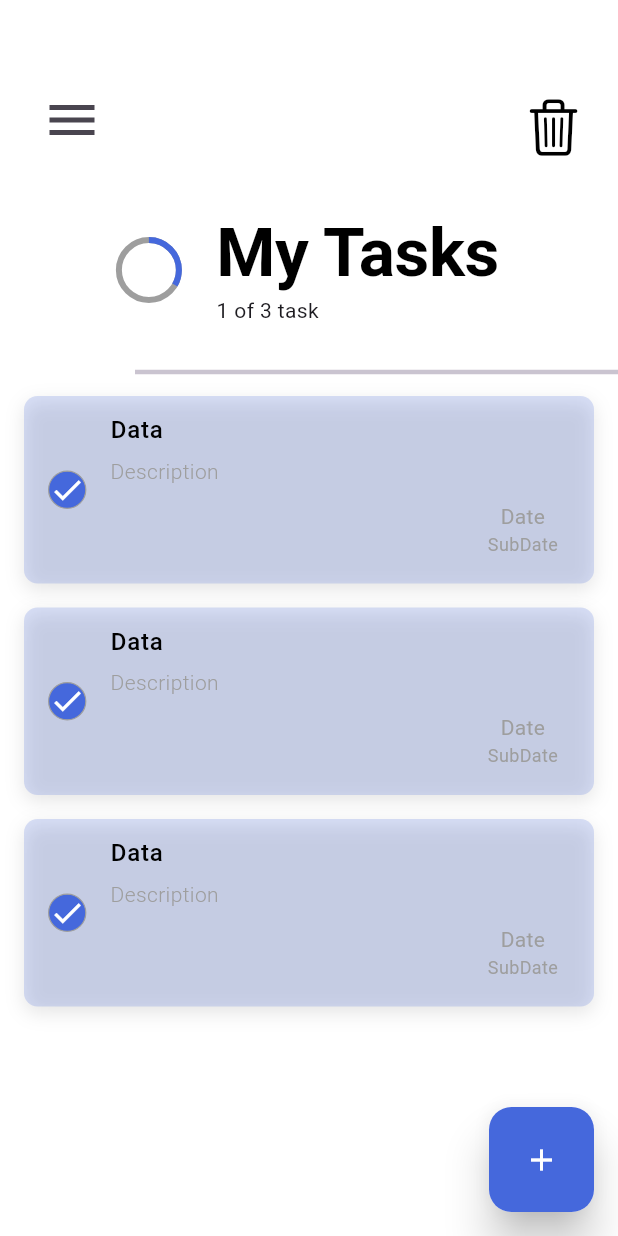
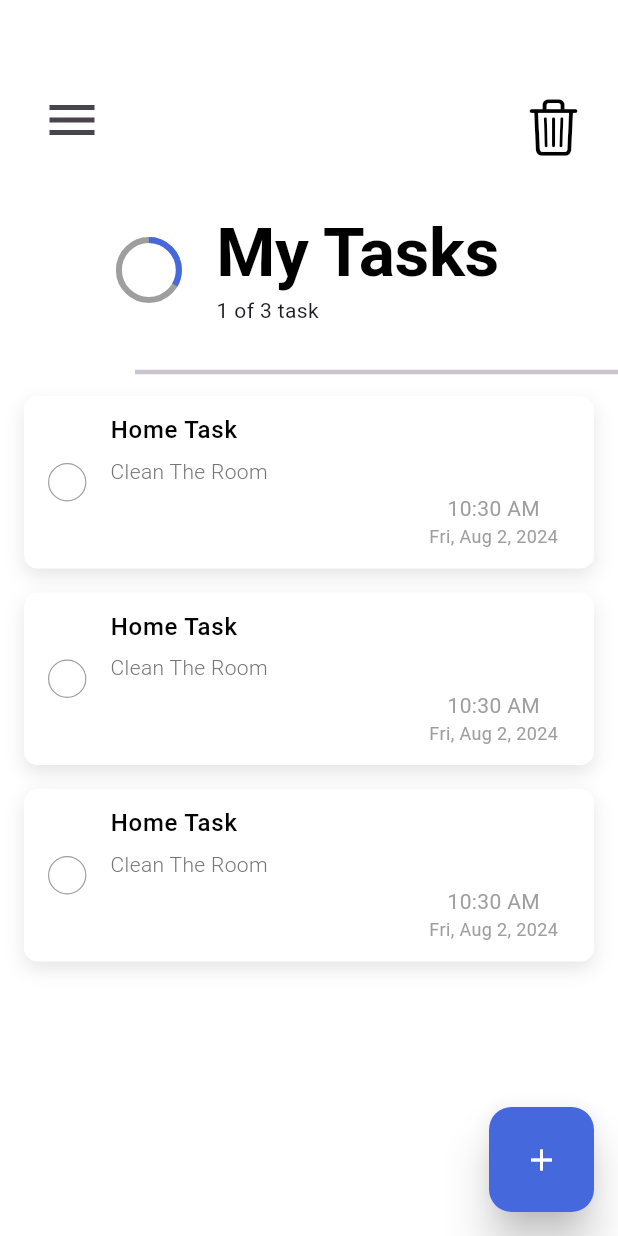
Before and after one commit to vipingoyat/Todo_Flutter_Application, a Flutter app: the screen it shows after launch, on a phone screen of 412 x 824 dp. Run offline on Flutter 3.47's test engine with Material 3 defaults, Android fonts, the phone set to English and light mode, and no system bars; drawn by our look-alikes of flutter_slider_drawer; our stand-ins replace animate_do, hive, hive_flutter, lottie; missing offline and left inert: flutter_cupertino_date_picker_fork, ftoast, panara_dialogs; accounts and stored records are empty.

Commit message:
Task View UI work done

```diff
--- /dev/null
+++ b/lib/data/hive_data_store.dart
@@ -0,0 +1,37 @@
+import 'package:flutter/foundation.dart';
+import 'package:hive_flutter/hive_flutter.dart';
+import 'package:untitled/models/task.dart';
+
+
+///All the CRUD Operation methods For Hive DB
+class HiveDataStore {
+  ///Box Name String
+  static const boxName = 'taskBox';
+
+  ///Our Current Box with all the saved data inside  --Box<Task>
+  final Box<Task> box = Hive.box<Task>(boxName);
+
+  ///Add New Task to the Box
+  Future<void> addTask({required Task task}) async {
+    await box.put(task.id, task);
+  }
+
+  ///Show Task
+  Future<Task?> getTask({required String id}) async {
+    return box.get(id);
+  }
+
+  ///Update Task
+  Future<void> updateTask({required Task task}) async {
+    await task.save();
+  }
+
+  ///Delete Task
+  Future<void> deleteTask({required Task task}) async {
+    await task.delete();
+  }
+
+  ///Listen to Box Changes
+  ///Using this method we will listen to the Box Change
+  ValueListenable<Box<Task>> listenToTask() => box.listenable();
+}
--- a/lib/main.dart
+++ b/lib/main.dart
@@ -1,8 +1,60 @@
 import 'package:flutter/material.dart';
+import 'package:hive_flutter/hive_flutter.dart';
+import 'package:untitled/data/hive_data_store.dart';
 import 'package:untitled/views/home/home_view.dart';
+import 'models/task.dart';
 
-Future<void> main() async{
-  runApp(const MyApp());
+Future<void> main() async {
+
+  ///Init Hive DB before runAPP
+  await Hive.initFlutter();
+
+  ///Register Hive Adapter
+  Hive.registerAdapter<Task>(TaskAdapter());
+
+  ///Open a Box
+  Box box = await Hive.openBox<Task>(HiveDataStore.boxName);
+
+  ///Not necessary step
+  ///Delete data from previous day
+  box.values.forEach(
+        (task) {
+      if (task.createdAtTime.day != DateTime.now().day){
+        task.delete();
+      }
+      else{
+        ///Do Nothing
+      }
+    },
+  );
+
+  runApp(BaseWidget(child: const MyApp()));
+}
+
+/// The inherited widget provides us with a convenient way
+/// to pass data between widgets. While developing an app
+/// you will need some data from your parent's widgets or
+/// grant parent widgets or maybe beyond that.
+class BaseWidget extends InheritedWidget{
+  BaseWidget({Key? key, required this.child}): super(key: key,child: child);
+  final HiveDataStore dataStore = HiveDataStore();
+  final Widget child;
+
+  static BaseWidget of(BuildContext context){
+    final base = context.dependOnInheritedWidgetOfExactType<BaseWidget>();
+    if(base!=null){
+      return base;
+    }
+    else{
+      throw StateError('Could not find ancestor widget of type BaseWidget');
+    }
+  }
+
+  @override
+  bool updateShouldNotify(covariant InheritedWidget oldWidget) {
+    return false;
+  }
+
 }
 
 class MyApp extends StatelessWidget {
@@ -61,16 +113,16 @@ class MyApp extends StatelessWidget {
   }
 }
 
-class TestPage extends StatefulWidget{
+class TestPage extends StatefulWidget {
   const TestPage({super.key});
 
   @override
   State<TestPage> createState() => _TestPageState();
 }
 
-class _TestPageState extends State<TestPage>{
+class _TestPageState extends State<TestPage> {
   @override
-  Widget build(BuildContext context){
+  Widget build(BuildContext context) {
     return Scaffold(
       appBar: AppBar(),
     );
--- a/lib/models/task.dart
+++ b/lib/models/task.dart
@@ -0,0 +1,55 @@
+import 'package:hive/hive.dart';
+import 'package:uuid/uuid.dart';
+part 'task.g.dart';
+
+@HiveType(typeId: 0)
+class Task extends HiveObject {
+  Task(
+      {required this.id,
+      required this.title,
+      required this.subtitle,
+      required this.createAtTime,
+      required this.createdAtDate,
+      required this.isCompleted});
+
+  @HiveField(0)
+
+  ///ID
+  final String id;
+  @HiveField(1)
+
+  ///title
+  String title;
+  @HiveField(2)
+
+  ///subtitle
+  String subtitle;
+  @HiveField(3)
+
+  ///createAtTime
+  DateTime createAtTime;
+  @HiveField(4)
+
+  ///createdAtDate
+  DateTime createdAtDate;
+  @HiveField(5)
+
+  ///iscompleted
+  bool isCompleted;
+
+  //create new Task
+  factory Task.create({
+    required String? title,
+    required String? subtitle,
+    DateTime? createdAtTime,
+    DateTime? createdAtDate,
+  }) =>
+      Task(
+          id: const Uuid().v1(),
+          title: title??"",
+          subtitle: subtitle??"",
+          createAtTime: createdAtTime?? DateTime.now(),
+          createdAtDate: createdAtDate?? DateTime.now(),
+          isCompleted: false,
+      );
+}
--- a/lib/views/home/components/fab.dart
+++ b/lib/views/home/components/fab.dart
@@ -14,7 +14,7 @@ class Fab extends StatelessWidget {
       onTap: () {
         ///We will navigate to task View by tapping on this button
         Navigator.push(
-            context, CupertinoPageRoute(builder: (_) => const TaskView()));
+            context, CupertinoPageRoute(builder: (_) => TaskView(titleTaskController: null, descriptionTaskController: null,task: null,)));
       },
       child: Material(
         borderRadius: BorderRadius.circular(15),
--- a/lib/views/home/components/home_app_bar.dart
+++ b/lib/views/home/components/home_app_bar.dart
@@ -1,6 +1,7 @@
 import 'package:flutter/cupertino.dart';
 import 'package:flutter/material.dart';
 import 'package:flutter_slider_drawer/flutter_slider_drawer.dart';
+import 'package:untitled/utils/constants.dart';
 
 class HomeAppBar extends StatefulWidget {
   const HomeAppBar({super.key, required this.drawerKey});
@@ -72,7 +73,7 @@ class _HomeAppBarState extends State<HomeAppBar> with SingleTickerProviderStateM
               padding: const EdgeInsets.only(right: 15,top: 10),
               child: IconButton(
                 onPressed : (){
-                  //TODO: We Will Remove All the Task from DB With This Button
+                  updateTaskWarning(context);
                 },
                 icon: const Icon(
                   CupertinoIcons.trash,
--- a/lib/views/home/home_view.dart
+++ b/lib/views/home/home_view.dart
@@ -3,6 +3,7 @@ import 'package:flutter/material.dart';
 import 'package:flutter_slider_drawer/flutter_slider_drawer.dart';
 import 'package:lottie/lottie.dart';
 import 'package:untitled/extensions/space_exs.dart';
+import 'package:untitled/models/task.dart';
 import 'package:untitled/utils/app_colors.dart';
 import 'package:untitled/utils/constants.dart';
 import 'package:untitled/views/home/components/home_app_bar.dart';
@@ -136,7 +137,16 @@ class _HomeViewState extends State<HomeView> {
                           ],
                         ),
                         key: Key(testing[index].toString()),
-                        child: const TaskWidget(),
+                        child: TaskWidget(
+                          task: Task(
+                            id: "1",
+                            title: "Home Task",
+                            subtitle: "Clean The Room",
+                            createAtTime: DateTime.now(),
+                            createdAtDate: DateTime.now(),
+                            isCompleted: false,
+                          ),
+                        ),
                       );
                     },
                   )
--- a/lib/views/home/widget/task_widget.dart
+++ b/lib/views/home/widget/task_widget.dart
@@ -1,47 +1,73 @@
 import 'package:flutter/material.dart';
-
+import 'package:intl/intl.dart';
+import '../../../models/task.dart';
 import '../../../utils/app_colors.dart';
 
-class TaskWidget extends StatelessWidget {
-  const TaskWidget({
-    super.key,
-  });
+class TaskWidget extends StatefulWidget {
+  const TaskWidget({Key? key, required this.task}) : super(key: key);
+
+  final Task task;
+
+  @override
+  // ignore: library_private_types_in_public_api
+  _TaskWidgetState createState() => _TaskWidgetState();
+}
+
+class _TaskWidgetState extends State<TaskWidget> {
+  TextEditingController taskControllerForTitle = TextEditingController();
+  TextEditingController taskControllerForSubtitle = TextEditingController();
+
+  @override
+  void initState() {
+    super.initState();
+    taskControllerForTitle.text = widget.task.title;
+    taskControllerForSubtitle.text = widget.task.subtitle;
+  }
+
+  @override
+  void dispose() {
+    taskControllerForTitle.dispose();
+    taskControllerForSubtitle.dispose();
+    super.dispose();
+  }
+
 
   @override
   Widget build(BuildContext context) {
     return GestureDetector(
-      onTap: (){
+      onTap: () {
         //Navigate to task View to see the Details
       },
+
+      ///Main Card
       child: AnimatedContainer(
-          margin: const EdgeInsets.symmetric(
-              horizontal: 16, vertical: 8),
+          margin: const EdgeInsets.symmetric(horizontal: 16, vertical: 8),
           decoration: BoxDecoration(
-              color: AppColors.primaryColor.withOpacity(0.2),
+              color: widget.task.isCompleted
+                  ? const Color.fromARGB(154, 119, 144, 229)
+                  : Colors.white,
               borderRadius: BorderRadius.circular(9),
               boxShadow: [
                 BoxShadow(
                     color: Colors.black.withOpacity(0.1),
-                    offset: const Offset(0, 4),
+                    offset: const Offset(0, 5),
                     blurRadius: 10)
               ]),
           duration: const Duration(milliseconds: 600),
           child: ListTile(
-
-            //Check Icon
+            ///Check Icon
             leading: GestureDetector(
-              onTap: (){
+              onTap: () {
                 //Check or UnCheck the Task
-
               },
               child: AnimatedContainer(
                 duration: const Duration(milliseconds: 600),
                 decoration: BoxDecoration(
-                    color: AppColors.primaryColor,
+                    color: widget.task.isCompleted
+                        ? AppColors.primaryColor
+                        : Colors.white,
                     shape: BoxShape.circle,
-                    border:
-                    Border.all(color: Colors.grey,width: .8)
-                ),
+                    border: Border.all(color: Colors.grey, width: .8)),
                 child: const Icon(
                   Icons.check,
                   color: Colors.white,
@@ -49,49 +75,65 @@ class TaskWidget extends StatelessWidget {
               ),
             ),
 
-            //Task Title
-            title: const Padding(
-              padding: EdgeInsets.only(bottom: 5,top: 3),
+            ///Task Title
+            title: Padding(
+              padding: const EdgeInsets.only(bottom: 5, top: 3),
               child: Text(
-                "Data",
+                taskControllerForTitle.text,
                 style: TextStyle(
-                  color: Colors.black,
+                  color: widget.task.isCompleted
+                      ? AppColors.primaryColor
+                      : Colors.black,
                   fontWeight: FontWeight.w500,
-                  // decoration: TextDecoration.lineThrough,
+                  decoration: widget.task.isCompleted
+                      ? TextDecoration.lineThrough
+                      : null,
                 ),
               ),
             ),
 
-            //Task Subtitle -> Description
-            subtitle: const Column(
+            ///Task Subtitle -> Description
+            subtitle: Column(
               crossAxisAlignment: CrossAxisAlignment.start,
               children: [
-                Text("Description",
+                Text(
+                  taskControllerForSubtitle.text,
                   style: TextStyle(
-                    color: Colors.grey,
+                    color: widget.task.isCompleted
+                        ? AppColors.primaryColor
+                        : Colors.grey.shade600,
                     fontWeight: FontWeight.w300,
+                    decoration: widget.task.isCompleted
+                        ? TextDecoration.lineThrough
+                        : null,
                   ),
                 ),
 
-
-                //Date  of Task
+                ///Date & Time  of Task
                 Align(
                   alignment: Alignment.centerRight,
                   child: Padding(
-                    padding: EdgeInsets.only(bottom: 10, top: 10),
+                    padding: const EdgeInsets.only(bottom: 5, top: 5),
                     child: Column(
                       mainAxisAlignment: MainAxisAlignment.center,
                       children: [
-                        Text("Date",
+                        Text(
+                          DateFormat('hh:mm a')
+                              .format(widget.task.createAtTime),
                           style: TextStyle(
                             fontSize: 14,
-                            color: Colors.grey,
+                            color: widget.task.isCompleted
+                                ? Colors.white
+                                : Colors.grey,
                           ),
                         ),
-                        Text("SubDate",
+                        Text(
+                          DateFormat.yMMMEd().format(widget.task.createdAtDate),
                           style: TextStyle(
                             fontSize: 12,
-                            color: Colors.grey,
+                            color: widget.task.isCompleted
+                                ? Colors.white
+                                : Colors.grey,
                           ),
                         ),
                       ],
@@ -100,8 +142,7 @@ class TaskWidget extends StatelessWidget {
                 )
               ],
             ),
-          )
-      ),
+          )),
     );
   }
 }
```
Also changed, not shown: lib/utils/constants.dart (+68 -0 lines), lib/views/tasks/widget/task_view.dart (+15 -6 lines), lib/models/task.g.dart (added).
